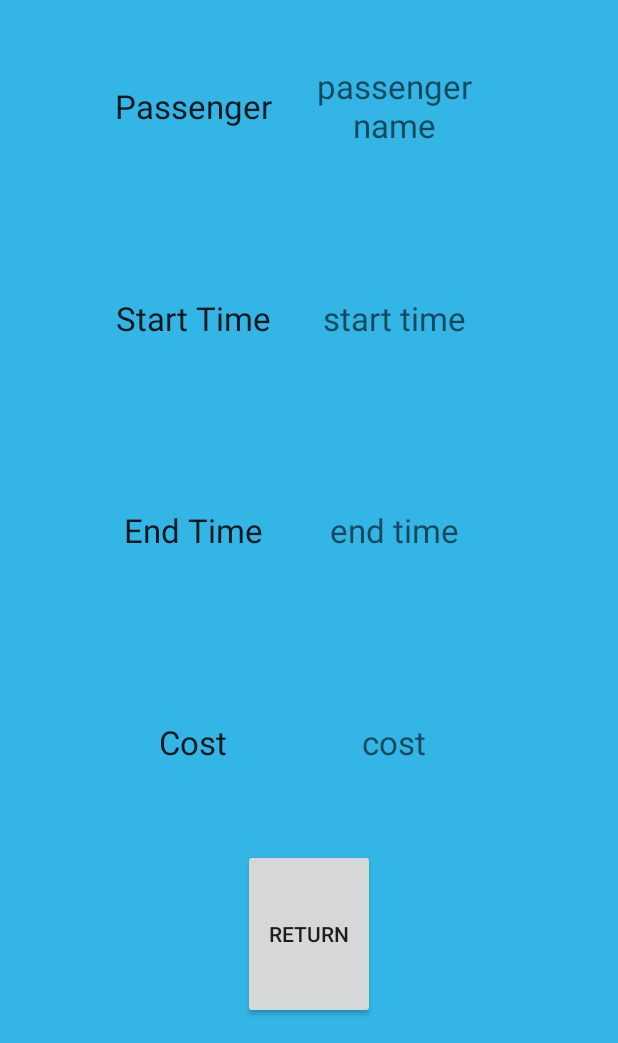
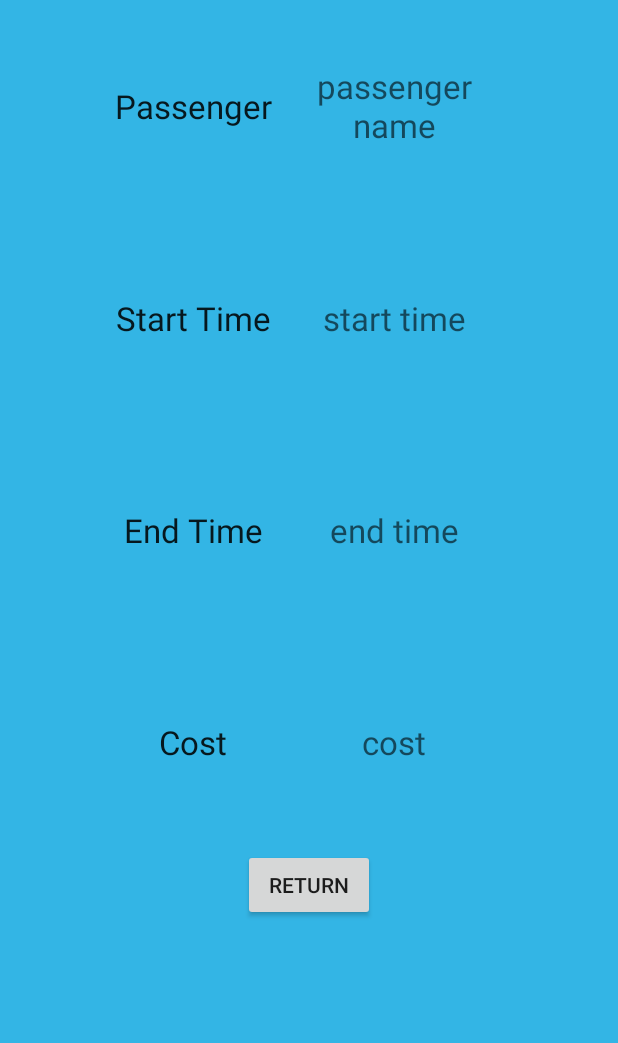
Before and after one commit to helunwencser/Guuber, an Android app: the layout content_detailed_view.xml on its own in the app's theme, with its tools: preview values and no code run, on a phone screen of 412 x 824 dp, the part 193-1236 px from its top. Run offline under Robolectric (Android 15) with nearby library versions, the phone set to English and light mode, and no system bars.

Commit message:
modify xml

```diff
--- a/Guuber/app/src/main/res/layout/content_detailed_view.xml
+++ b/Guuber/app/src/main/res/layout/content_detailed_view.xml
@@ -133,12 +133,19 @@
 
     </LinearLayout>
 
+    <LinearLayout
+        android:orientation="vertical"
+        android:layout_width="match_parent"
+        android:layout_height="0dp"
+        android:layout_gravity="center_horizontal"
+        android:layout_weight="1">
+        <Button
+            android:layout_width="wrap_content"
+            android:layout_height="wrap_content"
+            android:text="Return"
+            android:id="@+id/returnButton"
+            android:layout_gravity="center_horizontal" />
 
-    <Button
-        android:layout_width="wrap_content"
-        android:layout_height="0dp"
-        android:text="Return"
-        android:id="@+id/returnButton"
-        android:layout_gravity="center_horizontal"
-        android:layout_weight="1"/>
+    </LinearLayout>
+
 </LinearLayout>
--- a/Guuber/app/src/main/res/layout/content_driverstart.xml
+++ b/Guuber/app/src/main/res/layout/content_driverstart.xml
@@ -84,7 +84,7 @@
         <Button
             android:layout_width="0dp"
             android:layout_weight="1"
-            android:layout_height="match_parent"
+            android:layout_height="wrap_content"
             android:text="Start"
             android:id="@+id/startButton"
             android:onClick="start"
@@ -92,7 +92,7 @@
         <Button
             android:layout_width="0dp"
             android:layout_weight="1"
-            android:layout_height="match_parent"
+            android:layout_height="wrap_content"
             android:text="Cancel"
             android:id="@+id/cancelButton"
             android:onClick="cancel"
--- a/Guuber/app/src/main/res/layout/content_passengerstart.xml
+++ b/Guuber/app/src/main/res/layout/content_passengerstart.xml
@@ -83,7 +83,7 @@
         android:gravity="center">
         <Button
             android:layout_width="wrap_content"
-            android:layout_height="match_parent"
+            android:layout_height="wrap_content"
             android:text="Cancel"
             android:id="@+id/cancelButton"
             android:onClick="cancel"
--- a/Guuber/app/src/main/res/layout/content_passengerupdate.xml
+++ b/Guuber/app/src/main/res/layout/content_passengerupdate.xml
@@ -194,7 +194,7 @@
 
         <Button
             android:layout_width="0dp"
-            android:layout_height="match_parent"
+            android:layout_height="wrap_content"
             android:text="Save"
             android:id="@+id/saveButton"
             android:onClick="save"
@@ -203,7 +203,7 @@
 
         <Button
             android:layout_width="0dp"
-            android:layout_height="match_parent"
+            android:layout_height="wrap_content"
             android:text="Cancel"
             android:id="@+id/cancelButton"
             android:onClick="cancel"
```
Also changed, not shown: Guuber/app/src/main/res/layout/content_driverend.xml (+14 -5 lines), Guuber/app/src/main/res/layout/content_driverview.xml (+13 -6 lines), Guuber/app/src/main/res/layout/content_passenger_detailed_view.xml (+11 -4 lines), Guuber/app/src/main/res/layout/content_passengertransactionview.xml (+12 -6 lines).
